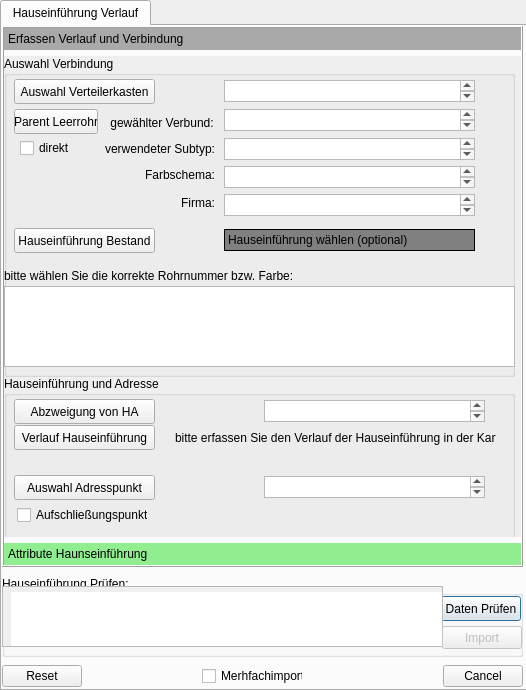
Old version of the form tools/hauseinfuehrung_verlegen/hauseinfuehrung_verlegen_dialog_base.ui in the repository geoKjack/Toolbox_SiegeleCO.
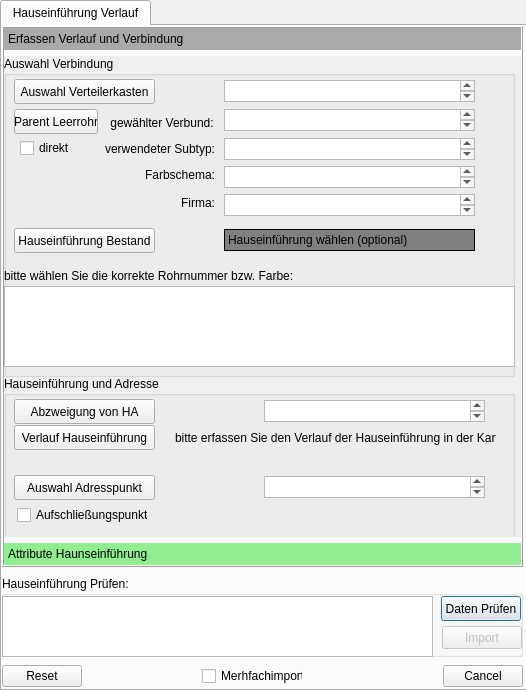
New version of the form. Custom widgets are drawn as their Qt base class.

Commit message: Anpassung Hauseinführungs Tool - doppelte geom an Abzweigung möglich

```diff
--- a/tools/hauseinfuehrung_verlegen/hauseinfuehrung_verlegen_dialog_base.ui
+++ b/tools/hauseinfuehrung_verlegen/hauseinfuehrung_verlegen_dialog_base.ui
@@ -68,13 +68,13 @@
       <property name="geometry">
        <rect>
         <x>0</x>
-        <y>10</y>
-        <width>441</width>
+        <y>20</y>
+        <width>431</width>
         <height>61</height>
        </rect>
       </property>
       <property name="styleSheet">
-       <string notr="true">padding-left: 8px; padding-top: 5px;</string>
+       <string notr="true">padding-left: 0px; padding-top: 0px;</string>
       </property>
      </widget>
      <widget class="QPushButton" name="pushButton_Import">
```
The commit also changes 2 other files.
